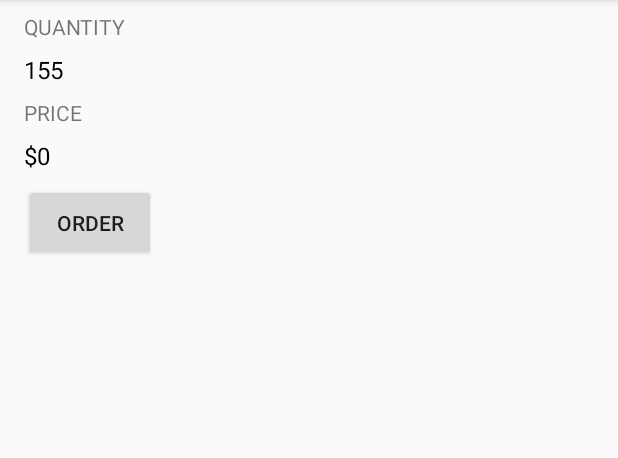
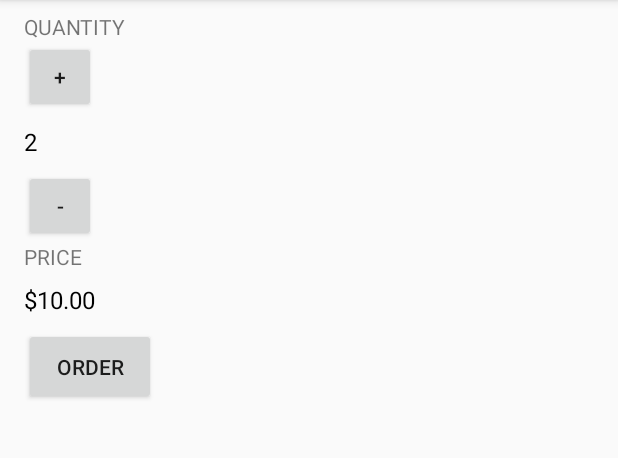
Before and after one commit to wlin3/JustJava, an Android app: the screen it shows after launch (MainActivity), after a tap on "ORDER", on a phone screen of 412 x 824 dp, the part 84-542 px from its top. Run offline under Robolectric (Android 15) with nearby library versions, the phone set to English and light mode, and no system bars.

Commit message:
Changed Java Code and Added + and - Buttons

```diff
--- a/app/src/main/java/com/example/myapplication/MainActivity.java
+++ b/app/src/main/java/com/example/myapplication/MainActivity.java
@@ -12,6 +12,7 @@ import android.os.Bundle;
 import androidx.appcompat.app.AppCompatActivity;
 import android.view.View;
 import android.widget.TextView;
+import java.text.NumberFormat;
 
 /**
  * This app displays an order form to order coffee.
@@ -25,10 +26,26 @@ public class MainActivity extends AppCompatActivity {
     }
 
     /**
+     * This method is called when the + button is clicked.
+     */
+    public void increment(View view) {
+        int quantity = 3;
+        display(quantity);
+    }
+    /**
+     * This method is called when the + button is clicked.
+     */
+    public void decrement(View view) {
+        int quantity = 1;
+        display(quantity);
+    }
+    /**
      * This method is called when the order button is clicked.
      */
     public void submitOrder(View view) {
-        display(77*2+1);
+        int numberOfCoffees = 2;
+        display(numberOfCoffees);
+        displayPrice(numberOfCoffees*5);
     }
 
     /**
@@ -38,4 +55,11 @@ public class MainActivity extends AppCompatActivity {
         TextView quantityTextView = (TextView) findViewById(R.id.quantity_text_view);
         quantityTextView.setText("" + number);
     }
+    /**
+     * This method displays the given price on the screen.
+     */
+    private void displayPrice(int number) {
+        TextView priceTextView = (TextView) findViewById(R.id.price_text_view);
+        priceTextView.setText(NumberFormat.getCurrencyInstance().format(number));
+    }
 }
--- a/app/src/main/res/layout/activity_main.xml
+++ b/app/src/main/res/layout/activity_main.xml
@@ -13,7 +13,11 @@
         android:layout_height="wrap_content"
         android:paddingTop="8dp"
         android:text="QUANTITY" />
-
+    <Button
+        android:layout_width="48dp"
+        android:layout_height="48dp"
+        android:text="+"
+        android:onClick="increment"/>
     <TextView
         android:id="@+id/quantity_text_view"
         android:layout_width="wrap_content"
@@ -23,7 +27,11 @@
         android:textColor="@android:color/black"
         android:paddingBottom="8dp"
         android:paddingTop="8dp"/>
-
+    <Button
+        android:layout_width="48dp"
+        android:layout_height="48dp"
+        android:text="-"
+        android:onClick="decrement"/>
     <TextView
         android:layout_width="wrap_content"
         android:layout_height="wrap_content"
```
